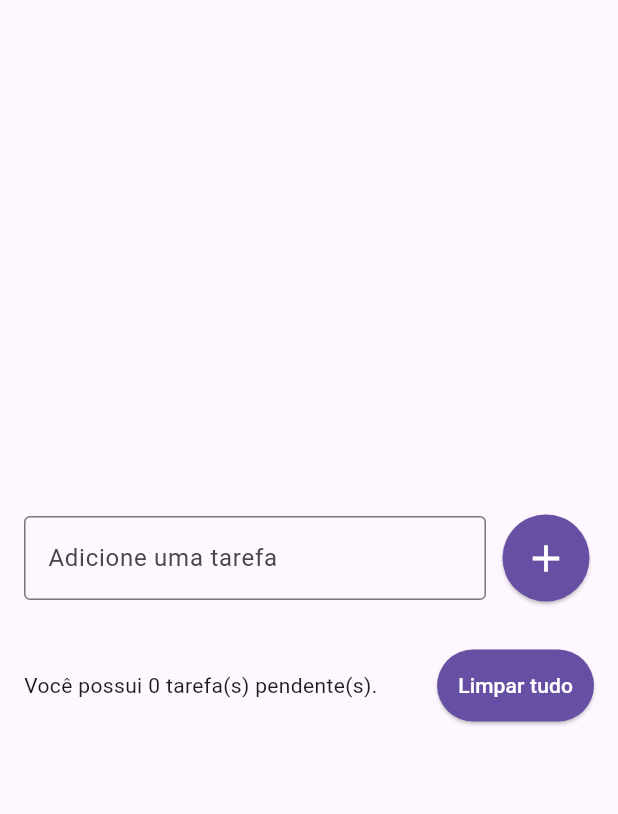
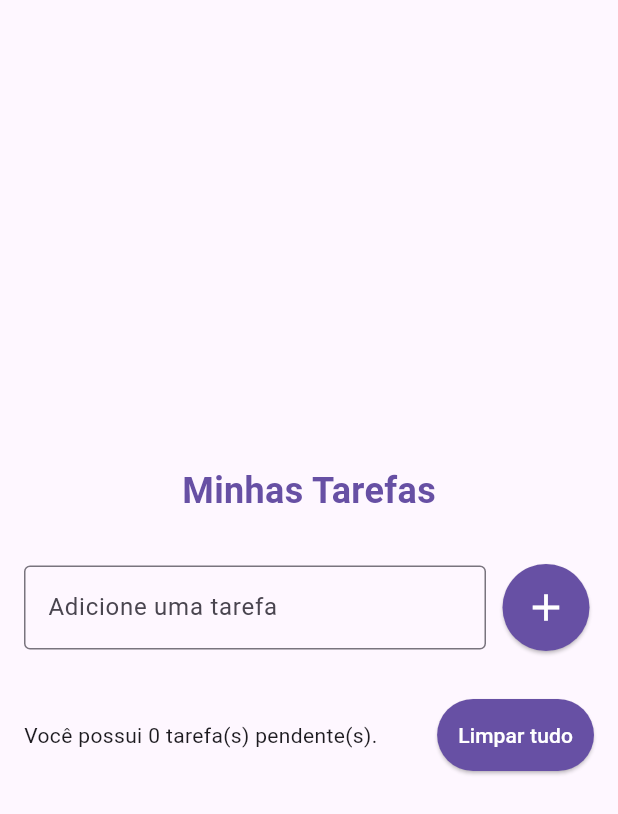
Before and after one commit to Lramosdlima/flutter-startto-dev, a Flutter app: the screen it shows after launch, on a phone screen of 412 x 824 dp. Shown: the top 814 px of the screen. Run offline on Flutter 3.47's test engine with Material 3 defaults, Android fonts, the phone set to English and light mode, and no system bars; our stand-ins replace flutter_slidable.

Commit message:
feat: :sparkles: add title

```diff
--- a/todo_list/lib/pages/todo_list.dart
+++ b/todo_list/lib/pages/todo_list.dart
@@ -24,6 +24,13 @@ class _TodoListPageState extends State<TodoListPage> {
           child: Column(
             mainAxisSize: MainAxisSize.min,
             children: [
+              Text('Minhas Tarefas',
+                  style: TextStyle(
+                    color: Theme.of(context).primaryColor,
+                    fontWeight: FontWeight.bold,
+                    fontSize: 24,
+                  )),
+              const SizedBox(height: 32),
               Row(
                 children: [
                   Expanded(
```
